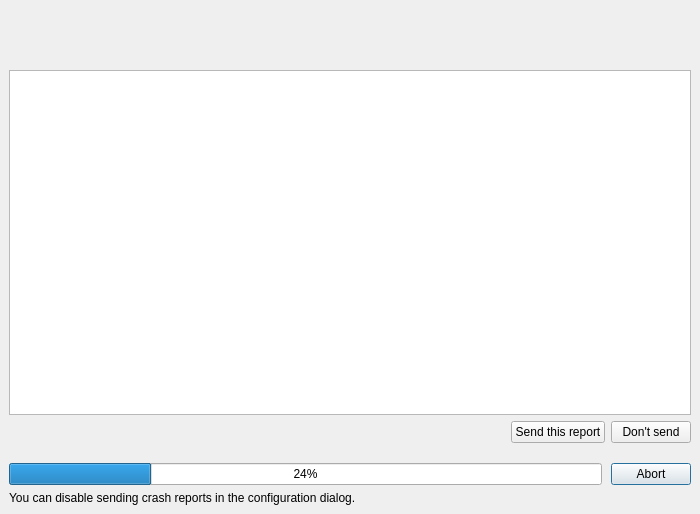
The window that src/libcrashreporter-gui/CrashReporter.ui (dschmidt/libcrashreporter-qt) describes before a commit, drawn with Qt 5.
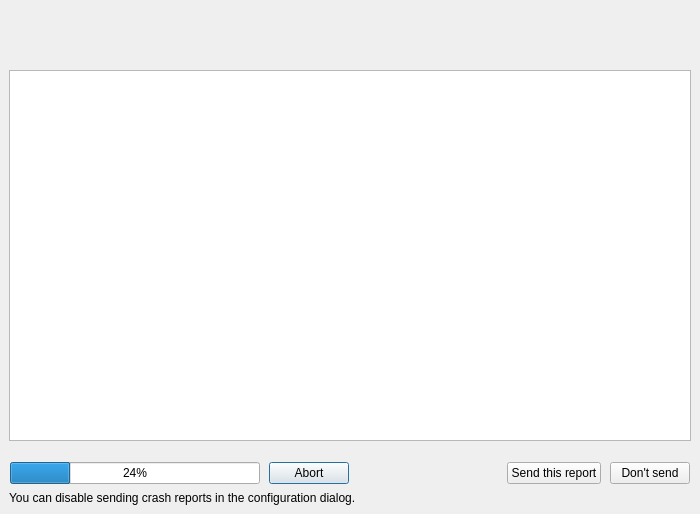
The same window after the commit.

Commit message: Notify the user about GDB run + UX improvements. POSIX kill after GDB run. Send/Don't send buttons and progress/abort information alternatively visible on the same line. Option to view GDB backtrace before sending. Layout fixage.

```diff
--- a/src/libcrashreporter-gui/CrashReporter.ui
+++ b/src/libcrashreporter-gui/CrashReporter.ui
@@ -132,40 +132,6 @@
    <item>
     <widget class="QPlainTextEdit" name="commentTextEdit"/>
    </item>
-   <item>
-    <layout class="QHBoxLayout" name="hboxLayout1">
-     <property name="spacing">
-      <number>6</number>
-     </property>
-     <item>
-      <spacer name="horizontalSpacer">
-       <property name="orientation">
-        <enum>Qt::Horizontal</enum>
-       </property>
-       <property name="sizeHint" stdset="0">
-        <size>
-         <width>40</width>
-         <height>20</height>
-        </size>
-       </property>
-      </spacer>
-     </item>
-     <item>
-      <widget class="QPushButton" name="sendButton">
-       <property name="text">
-        <string>Send this report</string>
-       </property>
-      </widget>
-     </item>
-     <item>
-      <widget class="QPushButton" name="dontSendButton">
-       <property name="text">
-        <string>Don't send</string>
-       </property>
-      </widget>
-     </item>
-    </layout>
-   </item>
    <item>
     <layout class="QVBoxLayout" name="vboxLayout1">
      <property name="spacing">
@@ -186,7 +152,7 @@
      <item>
       <widget class="QLabel" name="progressLabel">
        <property name="sizePolicy">
-        <sizepolicy hsizetype="Fixed" vsizetype="Fixed">
+        <sizepolicy hsizetype="Expanding" vsizetype="Fixed">
          <horstretch>0</horstretch>
          <verstretch>0</verstretch>
         </sizepolicy>
@@ -200,21 +166,27 @@
       </widget>
      </item>
      <item>
+      <layout class="QHBoxLayout" name="horizontalLayout">
+       <property name="spacing">
+        <number>0</number>
+       </property>
+       <item>
+        <widget class="QWidget" name="progressBox" native="true">
       <layout class="QHBoxLayout">
        <property name="spacing">
         <number>9</number>
        </property>
        <property name="leftMargin">
-        <number>0</number>
+           <number>1</number>
        </property>
        <property name="topMargin">
-        <number>0</number>
+           <number>1</number>
        </property>
        <property name="rightMargin">
-        <number>0</number>
+           <number>1</number>
        </property>
        <property name="bottomMargin">
-        <number>0</number>
+           <number>1</number>
        </property>
        <item>
         <widget class="QProgressBar" name="progressBar">
@@ -243,6 +215,57 @@
         </widget>
        </item>
       </layout>
+        </widget>
+       </item>
+       <item>
+        <widget class="QWidget" name="sendBox" native="true">
+         <layout class="QHBoxLayout" name="_2">
+          <property name="spacing">
+           <number>9</number>
+          </property>
+          <property name="leftMargin">
+           <number>1</number>
+          </property>
+          <property name="topMargin">
+           <number>1</number>
+          </property>
+          <property name="rightMargin">
+           <number>1</number>
+          </property>
+          <property name="bottomMargin">
+           <number>1</number>
+          </property>
+          <item>
+           <spacer name="horizontalSpacer">
+            <property name="orientation">
+             <enum>Qt::Horizontal</enum>
+            </property>
+            <property name="sizeHint" stdset="0">
+             <size>
+              <width>40</width>
+              <height>20</height>
+             </size>
+            </property>
+           </spacer>
+          </item>
+          <item>
+           <widget class="QPushButton" name="sendButton">
+            <property name="text">
+             <string>Send this report</string>
+            </property>
+           </widget>
+          </item>
+          <item>
+           <widget class="QPushButton" name="dontSendButton">
+            <property name="text">
+             <string>Don't send</string>
+            </property>
+           </widget>
+          </item>
+         </layout>
+        </widget>
+       </item>
+      </layout>
      </item>
     </layout>
    </item>
```
Left out of the diff: 35 changed lines with no effect on the pictures. Lines whose indentation alone changed are shown as unchanged. The commit also changes 1 other file.
